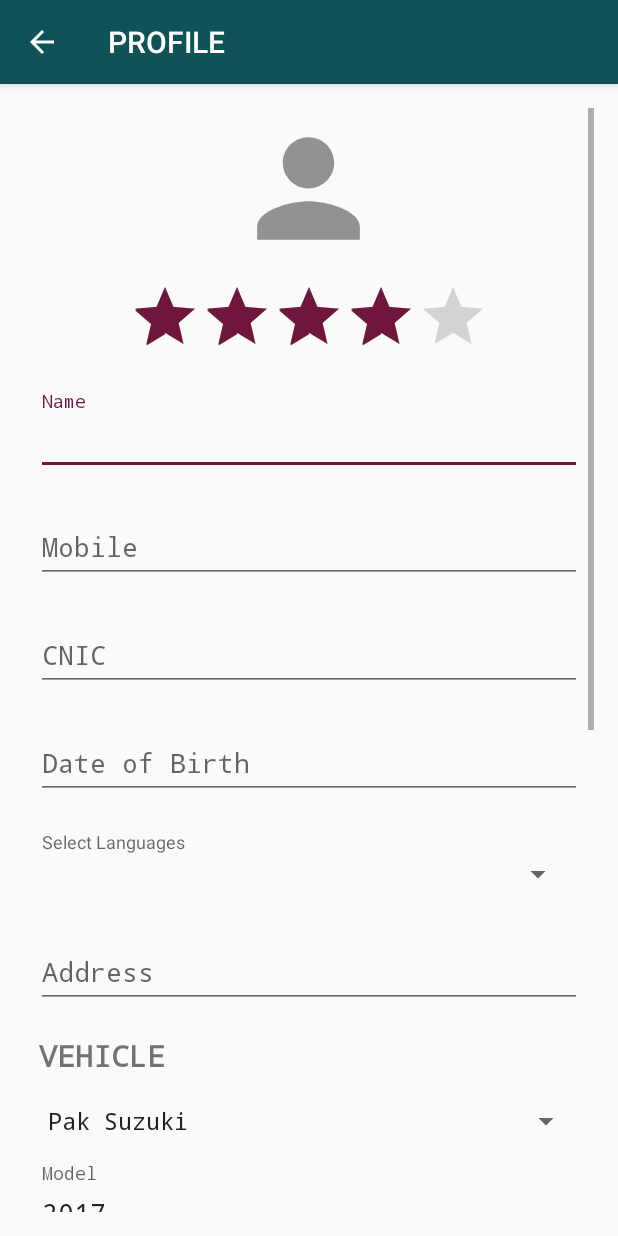
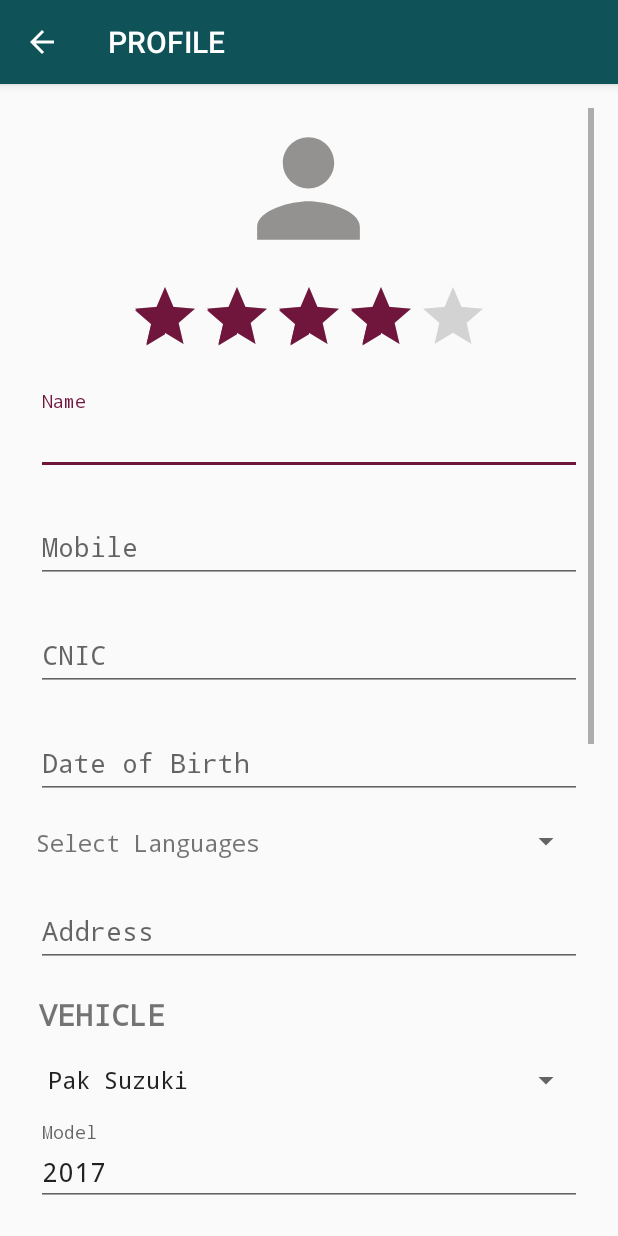
Before and after one commit to miaaaahmed97/driverBooking, an Android app: the ProfileDisplay screen opened directly, with no data from a screen before it, on a phone screen of 412 x 824 dp. Run offline under Robolectric (Android 15) with nearby library versions, the phone set to English and light mode, and no system bars; our stand-ins replace Firebase (no records; nobody signed in at launch, a user with empty details on screens opened directly); 4 statements that could not run were skipped.

Commit message:
driver registration page 2

```diff
--- a/app/src/main/java/com/rasai/driverBooking/ImageDisplayer.java
+++ b/app/src/main/java/com/rasai/driverBooking/ImageDisplayer.java
@@ -45,7 +45,7 @@ public class ImageDisplayer {
                 case R.layout.activity_driver_registration2:
                     switch (intID){
                         case R.id.addExterior:
-                            imageView = customView.findViewById(R.id.showIDPicture);
+                            imageView = customView.findViewById(R.id.showDisplayPicture);
                             driver.setIdImage(uri.toString());
                             break;
                         case R.id.addCnic:
--- a/app/src/main/res/layout/activity_driver_registration.xml
+++ b/app/src/main/res/layout/activity_driver_registration.xml
@@ -66,6 +66,7 @@
             android:layout_width="match_parent"
             android:layout_height="wrap_content"
             android:hint="Date of Birth"
+            android:maxLength="10"
             android:text=""
             android:inputType="date" />
     </com.google.android.material.textfield.TextInputLayout>
--- a/app/src/main/res/layout/activity_profile_display.xml
+++ b/app/src/main/res/layout/activity_profile_display.xml
@@ -87,7 +87,8 @@
                     android:focusableInTouchMode="false"
                     android:focusable="false"
                     android:hint="CNIC"
-                    android:text="9140034567228" />
+                    android:text="9140034567228"
+                    android:maxLength="13"/>
             </com.google.android.material.textfield.TextInputLayout>
 
             <com.google.android.material.textfield.TextInputLayout
@@ -101,25 +102,38 @@
                     android:layout_height="match_parent"
                     android:inputType="date"
                     android:hint="Date of Birth"
-                    android:text="23/04/1970" />
+                    android:text="23/04/1970"
+                    android:maxLength="10" />
             </com.google.android.material.textfield.TextInputLayout>
 
-            <com.google.android.material.textfield.TextInputLayout
-                android:id="@+id/Languages"
+            <androidx.constraintlayout.widget.ConstraintLayout
                 android:layout_width="match_parent"
                 android:layout_height="wrap_content"
-                android:layout_margin="12dp"
-                app:helperText="Select Languages"
-                app:hintAnimationEnabled="true">
+                android:layout_margin="8dp">
+
+                <TextView
+                    android:id="@+id/LanguagesText"
+                    android:layout_width="wrap_content"
+                    android:layout_height="match_parent"
+                    android:text="Select Languages"
+                    android:clickable="false"
+                    android:focusable="false"
+                    android:focusableInTouchMode="false"
+                    android:textSize="16sp"
+                    app:layout_constraintStart_toStartOf="parent"
+                    app:layout_constraintBottom_toBottomOf="parent"/>
 
                 <com.rasai.driverBooking.Registration.MultiSelectionSpinner
                     android:id="@+id/lang_spinner"
                     android:layout_width="wrap_content"
                     android:layout_height="wrap_content"
-                    android:layout_gravity="clip_vertical|end|top|fill_vertical"
-                    android:layout_margin="1dp"
-                    android:foregroundGravity="top" />
-            </com.google.android.material.textfield.TextInputLayout>
+                    android:scaleY="1"
+                    android:scaleX="1"
+                    app:layout_constraintEnd_toEndOf="parent"
+                    app:layout_constraintBottom_toBottomOf="parent"/>
+
+
+            </androidx.constraintlayout.widget.ConstraintLayout>
 
             <com.google.android.material.textfield.TextInputLayout
                 android:layout_width="match_parent"
@@ -130,9 +144,10 @@
                     android:id="@+id/driverAddress"
                     android:layout_width="match_parent"
                     android:layout_height="match_parent"
-                    android:inputType="textPostalAddress"
                     android:hint="Address"
-                    android:text="NUST" />
+                    android:text="NUST"
+                    android:inputType="textPostalAddress|textMultiLine|textCapWords"
+                    android:maxLines="3"/>
             </com.google.android.material.textfield.TextInputLayout>
 
             <TextView
--- a/app/src/main/res/values/colors.xml
+++ b/app/src/main/res/values/colors.xml
@@ -15,4 +15,5 @@
     <color name="orange">#ECA400</color>
     <color name="green">#00A82A</color>
     <color name="blue">#00B2FF</color>
+    <color name="standardBlue"> #0000EE</color>
 </resources>
```
Also changed, not shown: app/src/main/AndroidManifest.xml (+5 -5 lines), app/src/main/java/com/rasai/driverBooking/Registration/DriverRegistration.java (+5 -6 lines), app/src/main/java/com/rasai/driverBooking/Registration/driverRegistration2.java (+26 -17 lines), app/src/main/res/layout/activity_driver_registration2.xml (+53 -140 lines).
